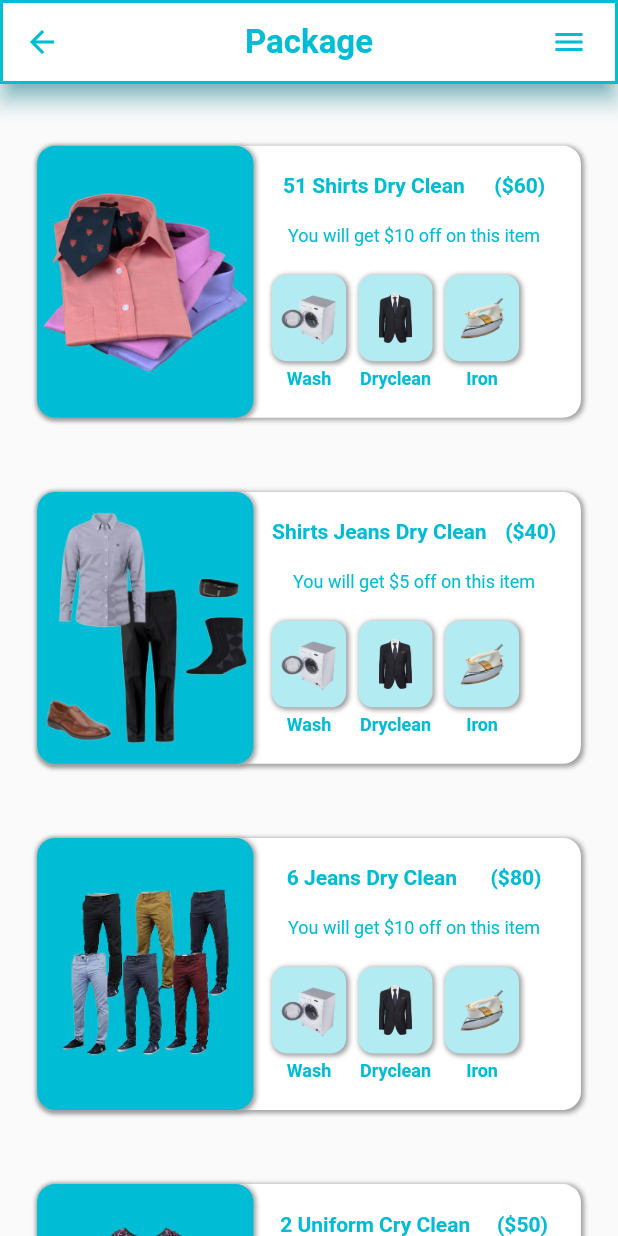
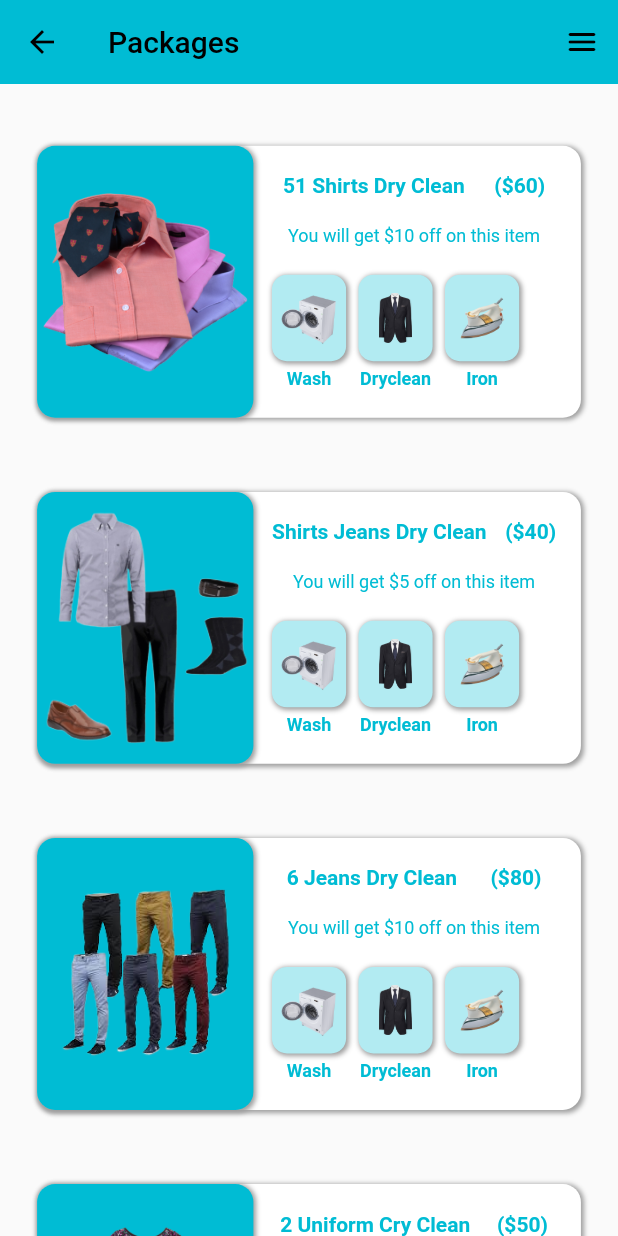
Before and after one commit to ZaryabAlam/WashInn, a Flutter app: the Package screen opened directly, on a phone screen of 412 x 824 dp. Run offline on Flutter 3.47's test engine with Material 2 defaults, Android fonts, the phone set to English and light mode, and no system bars; our stand-ins replace date_picker_timeline, flutter_advanced_drawer, motion_tab_bar_v2, outline_gradient_button, shared_preferences, smooth_page_indicator; missing offline and left inert: awesome_dropdown, dropdown_plus, time_range; accounts and stored records are empty; network calls fail.

Commit message:
Project Progress

```diff
--- a/lib/screens/home.dart
+++ b/lib/screens/home.dart
@@ -1,5 +1,6 @@
 import 'package:flutter/material.dart';
 import 'package:outline_gradient_button/outline_gradient_button.dart';
+import 'package:task2/nav1.dart';
 import 'package:task2/screens/extra.dart';
 import 'package:flutter_advanced_drawer/flutter_advanced_drawer.dart';
 import 'package:url_launcher/url_launcher.dart';
--- a/lib/screens/package.dart
+++ b/lib/screens/package.dart
@@ -1,6 +1,4 @@
 import 'package:flutter/material.dart';
-import 'package:flutter/services.dart';
-
 import 'reserve.dart';
 
 class Package extends StatefulWidget {
@@ -15,40 +13,23 @@ class _PackageState extends State<Package> {
     final _w = MediaQuery.of(context).size.width;
 
     return Scaffold(
+      extendBodyBehindAppBar: false,
       appBar: AppBar(
+        backgroundColor: Colors.cyan,
+        elevation: 0,
+        title: Text(
+          "Packages",
+          style: TextStyle(color: Colors.black),
+        ),
         leading: IconButton(
-          icon: Icon(
-            Icons.arrow_back,
-            color: Colors.cyan,
-          ),
-          onPressed: () => Navigator.pop(context),
+          icon: Icon(Icons.arrow_back, color: Colors.black),
+          onPressed: () => Navigator.of(context),
         ),
-        title: Text(
-          "Package",
-        ),
-        centerTitle: true,
         actions: [
-          Padding(
-            padding: EdgeInsets.only(right: _w * 0.05),
-            child: Icon(
-              Icons.menu,
-              color: Colors.cyan,
-            ),
-          )
+          IconButton(
+              icon: Icon(Icons.menu_rounded, color: Colors.black),
+              onPressed: () {})
         ],
-        // brightness: Brightness.light,
-        systemOverlayStyle: SystemUiOverlayStyle(
-          // statusBarColor: Colors.white,
-          // statusBarBrightness: Brightness.dark,
-          // systemStatusBarContrastEnforced: true,
-          statusBarIconBrightness: Brightness.light,
-        ),
-        elevation: 6.0,
-        backgroundColor: Colors.white,
-        titleTextStyle: TextStyle(
-            color: Colors.cyan, fontSize: 22, fontWeight: FontWeight.bold),
-        shadowColor: Colors.cyan,
-        shape: Border.all(color: Colors.cyan, width: 2.0),
       ),
       body: SingleChildScrollView(
         child: Column(
--- a/pubspec.yaml
+++ b/pubspec.yaml
@@ -39,6 +39,7 @@ dependencies:
   flutter_native_splash: ^1.2.0
   awesome_dropdown: ^0.0.2
   dropdown_plus: ^0.0.8
+  motion_tab_bar_v2: ^0.2.6
 
 
 dev_dependencies:
```
Also changed, not shown: lib/nav1.dart (added, +84 -0 lines), lib/screens/welcome.dart (+47 -42 lines).
